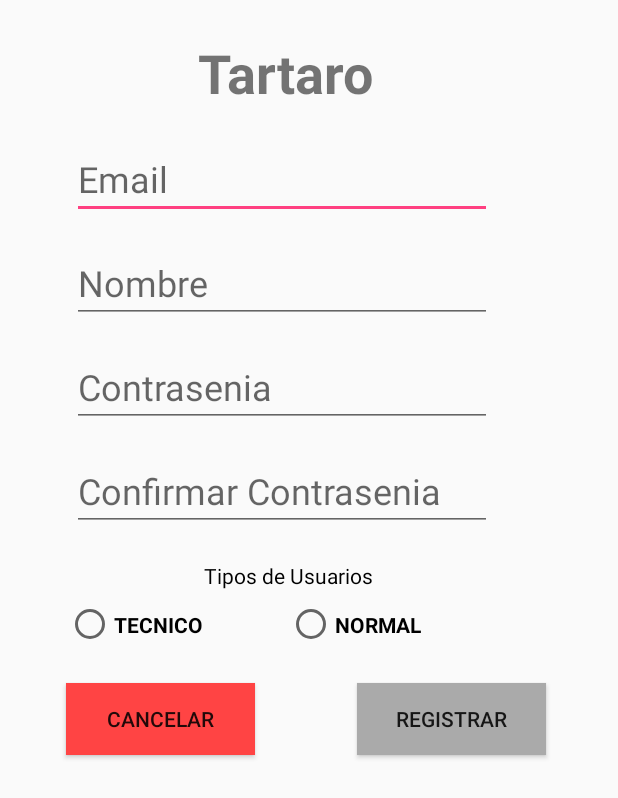
After one commit to MarcosRuiz01/Tartaro, an Android app: the layout login_register.xml on its own in the app's theme, with its tools: preview values and no code run, on a phone screen of 412 x 824 dp. The commit adds this screen. Shown: the top 798 px of the screen. Run offline under Robolectric (Android 15) with nearby library versions, the phone set to English and light mode, and no system bars.

Commit message:
Se creo las nuevas vistas del Login y el registro

```diff
--- /dev/null
+++ b/app/src/main/res/layout/login_register.xml
@@ -0,0 +1,140 @@
+<?xml version="1.0" encoding="utf-8"?>
+<android.support.constraint.ConstraintLayout
+    xmlns:android="http://schemas.android.com/apk/res/android"
+    xmlns:app="http://schemas.android.com/apk/res-auto"
+    xmlns:tools="http://schemas.android.com/tools"
+    android:layout_width="match_parent"
+    android:layout_height="match_parent">
+
+    <TextView
+        android:id="@+id/app_name"
+        android:layout_width="wrap_content"
+        android:layout_height="wrap_content"
+        android:layout_marginLeft="132dp"
+        android:layout_marginStart="132dp"
+        android:layout_marginTop="24dp"
+        android:text="@string/app_name"
+        android:textSize="36sp"
+        android:textStyle="bold"
+        app:layout_constraintStart_toStartOf="parent"
+        app:layout_constraintTop_toTopOf="parent" />
+
+    <EditText
+        android:id="@+id/txt_mail"
+        android:layout_width="wrap_content"
+        android:layout_height="wrap_content"
+        android:layout_marginLeft="48dp"
+        android:layout_marginStart="48dp"
+        android:layout_marginTop="20dp"
+        android:ems="10"
+        android:hint="@string/mailReg"
+        android:inputType="textEmailAddress"
+        android:textSize="24sp"
+        app:layout_constraintStart_toStartOf="parent"
+        app:layout_constraintTop_toBottomOf="@+id/app_name" />
+
+    <EditText
+        android:id="@+id/txt_name"
+        android:layout_width="wrap_content"
+        android:layout_height="wrap_content"
+        android:layout_marginLeft="48dp"
+        android:layout_marginStart="48dp"
+        android:layout_marginTop="16dp"
+        android:ems="10"
+        android:hint="@string/nameReg"
+        android:inputType="textPersonName"
+        android:textSize="24sp"
+        app:layout_constraintStart_toStartOf="parent"
+        app:layout_constraintTop_toBottomOf="@+id/txt_mail" />
+
+    <EditText
+        android:id="@+id/txt_pass_reg"
+        android:layout_width="wrap_content"
+        android:layout_height="wrap_content"
+        android:layout_marginLeft="48dp"
+        android:layout_marginStart="48dp"
+        android:layout_marginTop="16dp"
+        android:ems="10"
+        android:hint="@string/passReg"
+        android:inputType="textPassword"
+        android:textSize="24sp"
+        app:layout_constraintStart_toStartOf="parent"
+        app:layout_constraintTop_toBottomOf="@+id/txt_name" />
+
+    <EditText
+        android:id="@+id/txt_conf_pass"
+        android:layout_width="wrap_content"
+        android:layout_height="wrap_content"
+        android:layout_marginLeft="48dp"
+        android:layout_marginStart="48dp"
+        android:layout_marginTop="16dp"
+        android:ems="10"
+        android:hint="@string/confPassReg"
+        android:inputType="textPassword"
+        android:textSize="24sp"
+        app:layout_constraintStart_toStartOf="parent"
+        app:layout_constraintTop_toBottomOf="@+id/txt_pass_reg" />
+
+    <TextView
+        android:id="@+id/txt_tipo_user"
+        android:layout_width="wrap_content"
+        android:layout_height="wrap_content"
+        android:layout_marginLeft="136dp"
+        android:layout_marginStart="136dp"
+        android:layout_marginTop="20dp"
+        android:text="@string/TipoUsuarios"
+        android:textColor="@android:color/background_dark"
+        app:layout_constraintStart_toStartOf="parent"
+        app:layout_constraintTop_toBottomOf="@+id/txt_conf_pass" />
+
+    <RadioGroup
+        android:id="@+id/radioGroup"
+        android:layout_width="293dp"
+        android:layout_height="46dp"
+        android:layout_marginLeft="44dp"
+        android:layout_marginStart="44dp"
+        android:orientation="horizontal"
+        app:layout_constraintStart_toStartOf="parent"
+        app:layout_constraintTop_toBottomOf="@+id/txt_tipo_user">
+
+        <RadioButton
+            android:id="@+id/radioButton"
+            android:layout_width="wrap_content"
+            android:layout_height="match_parent"
+            android:layout_weight="1"
+            android:text="@string/Rbtn1"
+            android:textStyle="bold" />
+
+        <RadioButton
+            android:id="@+id/radioButton2"
+            android:layout_width="wrap_content"
+            android:layout_height="match_parent"
+            android:layout_weight="1"
+            android:text="@string/Rbtn2"
+            android:textStyle="bold" />
+    </RadioGroup>
+
+    <Button
+        android:id="@+id/button"
+        android:layout_width="126dp"
+        android:layout_height="wrap_content"
+        android:layout_marginLeft="44dp"
+        android:layout_marginStart="44dp"
+        android:layout_marginTop="16dp"
+        android:background="@android:color/holo_red_light"
+        android:text="@string/BtnRegCan"
+        app:layout_constraintStart_toStartOf="parent"
+        app:layout_constraintTop_toBottomOf="@+id/radioGroup" />
+
+    <Button
+        android:id="@+id/button2"
+        android:layout_width="126dp"
+        android:layout_height="wrap_content"
+        android:layout_marginEnd="48dp"
+        android:layout_marginRight="48dp"
+        android:layout_marginTop="16dp"
+        android:background="@android:color/darker_gray"
+        android:text="@string/BtnReg"
+        app:layout_constraintEnd_toEndOf="parent"
+        app:layout_constraintTop_toBottomOf="@+id/radioGroup" />
+</android.support.constraint.ConstraintLayout>
--- a/app/src/main/res/values/strings.xml
+++ b/app/src/main/res/values/strings.xml
@@ -1,3 +1,17 @@
 <resources>
     <string name="app_name">Tartaro</string>
+    <string name="register"><u>Registrar</u></string>
+    <string name="user">Usuario</string>
+    <string name="pass">Contrasenia</string>
+    <string name="BtnIniciar">Iniciar</string>
+    <string name="mailReg">Email</string>
+    <string name="nameReg">Nombre</string>
+    <string name="passReg">Contrasenia</string>
+    <string name="confPassReg">Confirmar Contrasenia</string>
+    <string name="TipoUsuarios">Tipos de Usuarios</string>
+    <string name="Rbtn1">TECNICO</string>
+    <string name="Rbtn2">NORMAL</string>
+    <string name="BtnRegCan">Cancelar</string>
+    <string name="BtnReg">Registrar</string>
+
 </resources>
```
Also changed, not shown: app/src/main/res/layout/login_principal.xml (added, +74 -0 lines).
